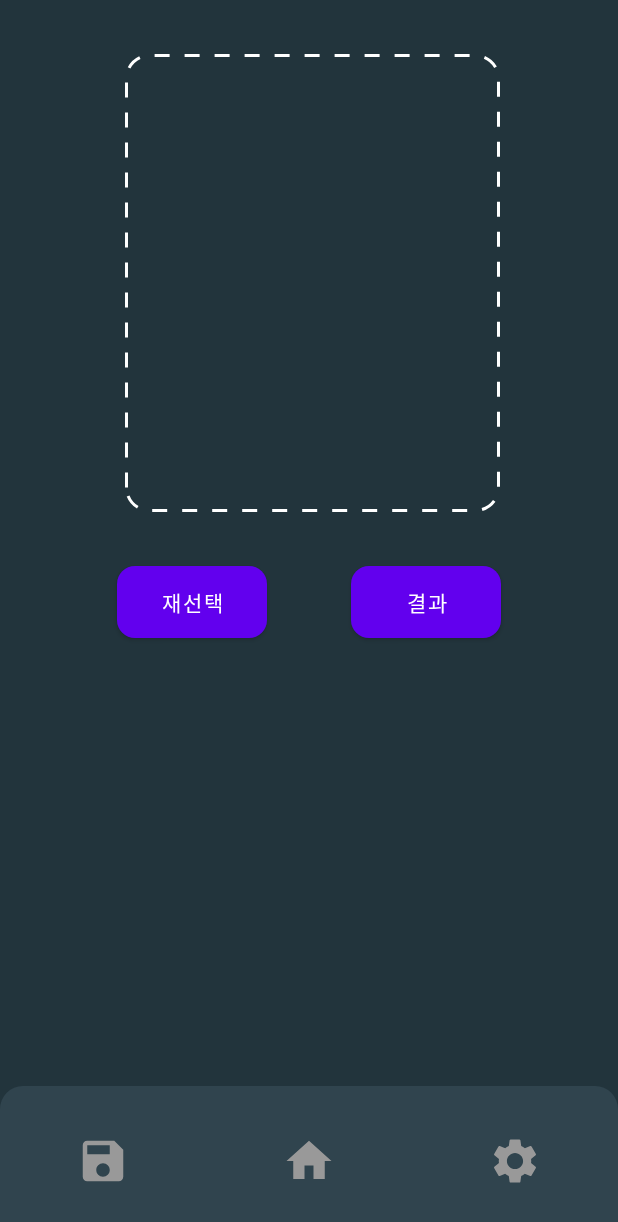
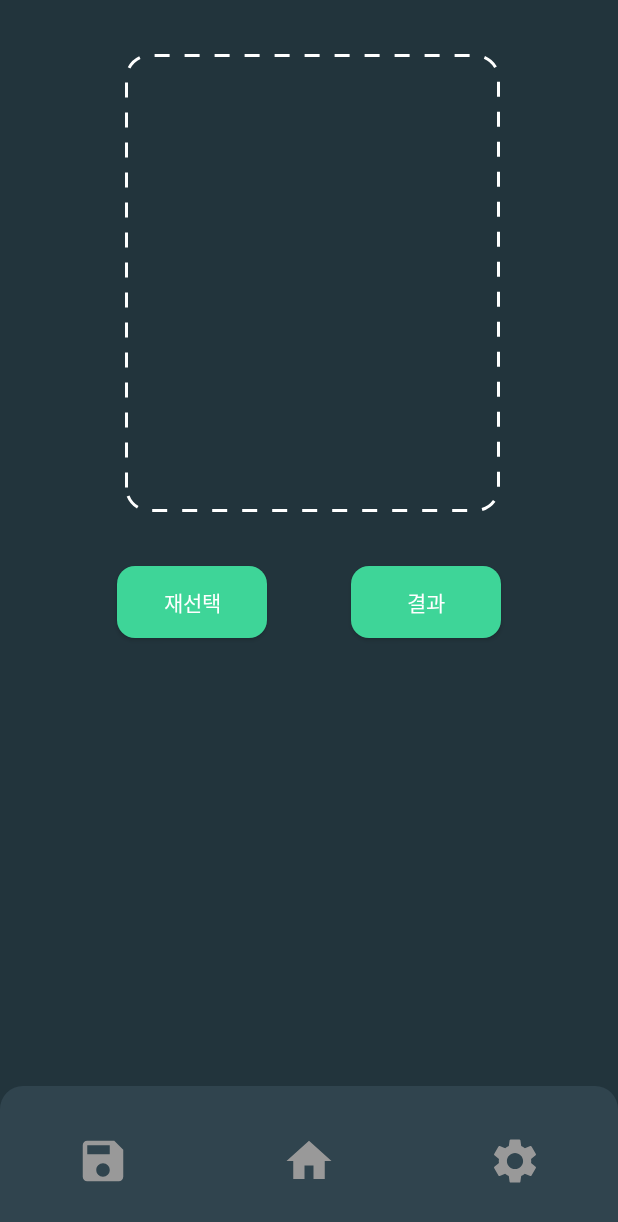
Before and after one commit to Sxbxn/Capstone, an Android app: the layout analysis_complete_screen.xml on its own in the app's theme, with its tools: preview values and no code run, on a phone screen of 412 x 824 dp. Shown: the top 1222 px of the screen. Run offline under Robolectric (Android 15) with nearby library versions, the phone set to English and light mode, and no system bars.

Commit message:
CHORE: 버튼 컴포넌트 수정

```diff
--- a/android/Cellification/app/src/main/res/layout/analysis_complete_screen.xml
+++ b/android/Cellification/app/src/main/res/layout/analysis_complete_screen.xml
@@ -17,7 +17,7 @@
         app:layout_constraintStart_toStartOf="parent"
         app:layout_constraintTop_toTopOf="parent" />
 
-    <Button
+    <androidx.appcompat.widget.AppCompatButton
         android:id="@+id/result"
         android:layout_width="100dp"
         android:layout_height="48dp"
@@ -30,7 +30,7 @@
         app:layout_constraintStart_toStartOf="parent"
         app:layout_constraintTop_toBottomOf="@+id/analysis_complete_image" />
 
-    <Button
+    <androidx.appcompat.widget.AppCompatButton
         android:id="@+id/reselect"
         android:layout_width="100dp"
         android:layout_height="48dp"
--- a/android/Cellification/app/src/main/res/layout/log_in.xml
+++ b/android/Cellification/app/src/main/res/layout/log_in.xml
@@ -66,7 +66,7 @@
         app:layout_constraintStart_toStartOf="parent"
         app:layout_constraintTop_toBottomOf="@+id/editText_login_id" />
 
-    <Button
+    <androidx.appcompat.widget.AppCompatButton
         android:id="@+id/button_login"
         android:layout_width="225dp"
         android:layout_height="42dp"
@@ -79,7 +79,7 @@
         app:layout_constraintStart_toStartOf="parent"
         app:layout_constraintTop_toBottomOf="@+id/editText_login_pwd" />
 
-    <Button
+    <androidx.appcompat.widget.AppCompatButton
         android:id="@+id/button_signin"
         android:layout_width="225dp"
         android:layout_height="42dp"
--- a/android/Cellification/app/src/main/res/layout/main_screen.xml
+++ b/android/Cellification/app/src/main/res/layout/main_screen.xml
@@ -33,7 +33,7 @@
         app:layout_constraintStart_toStartOf="parent"
         app:layout_constraintTop_toTopOf="parent" />
 
-    <Button
+    <androidx.appcompat.widget.AppCompatButton
         android:id="@+id/analysis"
         android:layout_width="225dp"
         android:layout_height="48dp"
--- a/android/Cellification/app/src/main/res/layout/sign_in.xml
+++ b/android/Cellification/app/src/main/res/layout/sign_in.xml
@@ -103,11 +103,11 @@
         app:layout_constraintStart_toStartOf="parent"
         app:layout_constraintTop_toBottomOf="@+id/editText_signin_pwd_chk" />
 
-    <Button
+    <androidx.appcompat.widget.AppCompatButton
         android:id="@+id/button_signIn"
         android:layout_width="225dp"
         android:layout_height="42dp"
-        android:layout_marginTop="24dp"
+        android:layout_marginTop="20dp"
         android:background="@drawable/button_style"
         android:text="회원가입"
         android:textColor="@color/white"
--- a/android/Cellification/app/src/main/res/values/themes.xml
+++ b/android/Cellification/app/src/main/res/values/themes.xml
@@ -1,6 +1,6 @@
 <resources xmlns:tools="http://schemas.android.com/tools">
     <!-- Base application theme. -->
-    <style name="Theme.Cellification" parent="Theme.MaterialComponents.DayNight.DarkActionBar">
+    <style name="Theme.Cellification" parent="Theme.MaterialComponents.DayNight.NoActionBar">
         <!-- Primary brand color. -->
         <item name="colorPrimary">@color/purple_500</item>
         <item name="colorPrimaryVariant">@color/purple_700</item>
@@ -13,10 +13,6 @@
         <item name="android:statusBarColor" tools:targetApi="l">?attr/colorPrimaryVariant</item>
         <!-- Customize your theme here. -->
     </style>
-    <style name="SplashScreen" parent="Theme.AppCompat.Light.DarkActionBar">
-        <item name="windowNoTitle">true</item>
-        <item name="windowActionBar">false</item>
-    </style>
 
     <style name="AppTheme" parent="Theme.AppCompat.Light.NoActionBar">
         <!-- 상태바까지 view를 보여줄 수 있다-->
```
